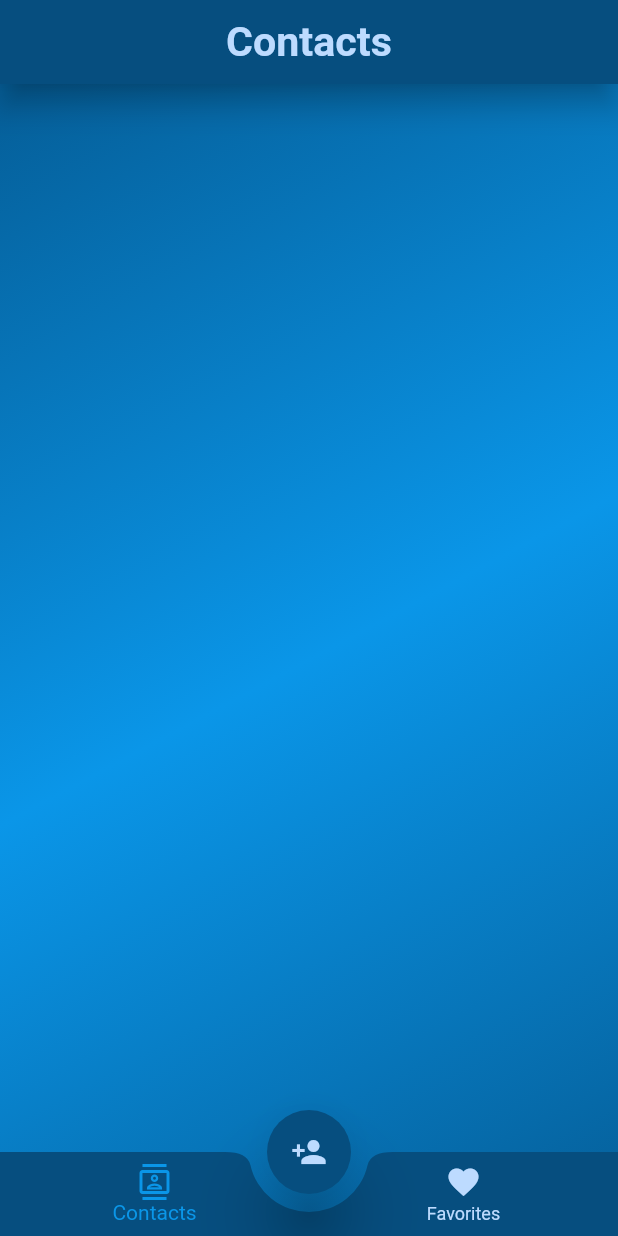
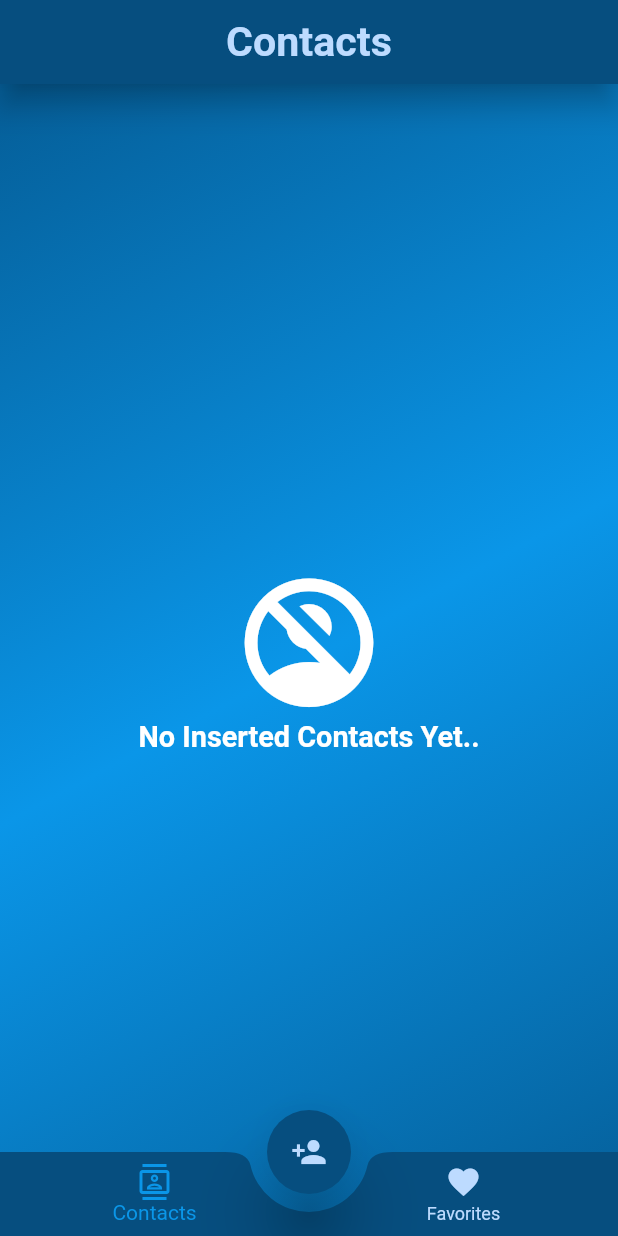
Before and after one commit to AsemAmmar99/easy_contacts, a Flutter app: the screen it shows after launch, on a phone screen of 412 x 824 dp. Run offline on Flutter 3.47's test engine with Material 2 defaults, Android fonts, the light colour scheme and no system bars; our stand-ins replace country_code_picker, flutter_bloc, sizer, sqflite; accounts and stored records are empty; statements that could not run were skipped.

Commit message:
half of session

```diff
--- a/lib/business_logic/app_state.dart
+++ b/lib/business_logic/app_state.dart
@@ -15,3 +15,9 @@ class AppGetContactsLoadingState extends AppState {}
 class AppGetContactsDoneState extends AppState {}
 
 class AppInsertContactsDoneState extends AppState {}
+
+class AppAddOrRemoveFavoriteState extends AppState {}
+
+class AppEditContactState extends AppState {}
+
+class AppDeleteContactState extends AppState {}
--- a/lib/presentation/screens/contacts/contacts_screen.dart
+++ b/lib/presentation/screens/contacts/contacts_screen.dart
@@ -1,4 +1,7 @@
+import 'package:easy_contacts/business_logic/app_cubit.dart';
+import 'package:easy_contacts/presentation/views/contacts_lists_builder.dart';
 import 'package:flutter/material.dart';
+import 'package:flutter_bloc/flutter_bloc.dart';
 
 class ContactsScreen extends StatefulWidget {
   const ContactsScreen({Key? key}) : super(key: key);
@@ -8,8 +11,26 @@ class ContactsScreen extends StatefulWidget {
 }
 
 class _ContactsScreenState extends State<ContactsScreen> {
+  late List<Map> contactsList;
+
+  @override
+  void didChangeDependencies() {
+    contactsList = AppCubit
+        .get(context)
+        .contacts;
+    super.didChangeDependencies();
+  }
+
   @override
   Widget build(BuildContext context) {
-    return Container();
+    return BlocBuilder<AppCubit, AppState>(
+      builder: (context, state) {
+        return ContactsListsBuilder(
+          contacts: contactsList,
+          noContactsText: 'No Inserted Contacts Yet..',
+          contactType: 'all',
+        );
+      },
+    );
   }
 }
--- a/lib/presentation/screens/home/home_layout.dart
+++ b/lib/presentation/screens/home/home_layout.dart
@@ -33,8 +33,8 @@ class _HomeLayoutState extends State<HomeLayout> {
   @override
   Widget build(BuildContext context) {
     return BlocConsumer<AppCubit, AppState>(
-      listener: (context, state){
-        if(state is AppInsertContactsDoneState){
+      listener: (context, state) {
+        if (state is AppInsertContactsDoneState) {
           Navigator.pop(context);
         }
       },
@@ -53,7 +53,9 @@ class _HomeLayoutState extends State<HomeLayout> {
               textSize: 20.sp,
             ),
           ),
-          body: Stack(children: [
+          body: BlocBuilder<AppCubit, AppState>(
+            builder: (context, state) {
+              return Stack(children: [
                 Container(
                   decoration: const BoxDecoration(
                       gradient: LinearGradient(
@@ -63,13 +65,17 @@ class _HomeLayoutState extends State<HomeLayout> {
                   )),
                 ),
                 cubit.screens[cubit.currentIndex],
-          ]),
+              ]);
+            },
+          ),
           floatingActionButton: FloatingActionButton(
-            onPressed: () async{
+            onPressed: () async {
               if (cubit.isBottomSheetShown) {
-                if(_formKey.currentState!.validate()) {
-                  await cubit.insertAccount(name: nameController.text,
-                      phoneNumber: '${myCountryCode.dialCode}${phoneController.text}');
+                if (_formKey.currentState!.validate()) {
+                  await cubit.insertContact(
+                      name: nameController.text,
+                      phoneNumber:
+                          '${myCountryCode.dialCode}${phoneController.text}');
                   nameController.text = '';
                   phoneController.text = '';
                 }
@@ -78,11 +84,11 @@ class _HomeLayoutState extends State<HomeLayout> {
                     isShown: true, icon: Icons.add_box_outlined);
                 _scaffoldKey.currentState!
                     .showBottomSheet(
-                      (context) =>
-                          Wrap(children: [
+                      (context) => Wrap(children: [
                         Container(
                           color: darkSkyBlue,
-                          padding: EdgeInsets.symmetric(vertical: 2.h, horizontal: 3.w),
+                          padding: EdgeInsets.symmetric(
+                              vertical: 2.h, horizontal: 3.w),
                           child: Form(
                             key: _formKey,
                             child: Column(
@@ -101,7 +107,8 @@ class _HomeLayoutState extends State<HomeLayout> {
                                       return null;
                                     },
                                     textColor: white,
-                                    prefixIcon: const Icon(Icons.title_outlined),
+                                    prefixIcon:
+                                        const Icon(Icons.title_outlined),
                                     hintText: 'Contact Name',
                                   ),
                                 ),
@@ -116,7 +123,7 @@ class _HomeLayoutState extends State<HomeLayout> {
                                   labelText: 'Contact Phone Number',
                                   textColor: white,
                                   labelColor: lightBlue,
-                                  onChange: (countryCode){
+                                  onChange: (countryCode) {
                                     myCountryCode = countryCode;
                                   },
                                 ),
@@ -124,8 +131,7 @@ class _HomeLayoutState extends State<HomeLayout> {
                             ),
                           ),
                         ),
-                      ]
-                          ),
+                      ]),
                     )
                     .closed
                     .then(
--- /dev/null
+++ b/lib/presentation/views/contacts_lists_builder.dart
@@ -0,0 +1,51 @@
+import 'package:easy_contacts/presentation/styles/colors.dart';
+import 'package:easy_contacts/presentation/views/contacts_list_item.dart';
+import 'package:flutter/material.dart';
+import 'package:sizer/sizer.dart';
+
+import '../widgets/default_lists_separator.dart';
+import '../widgets/default_text.dart';
+
+class ContactsListsBuilder extends StatelessWidget {
+  final List<Map> contacts;
+  final String noContactsText;
+  final String contactType;
+
+  const ContactsListsBuilder(
+      {Key? key,
+      required this.contacts,
+      required this.noContactsText,
+      required this.contactType})
+      : super(key: key);
+
+  @override
+  Widget build(BuildContext context) {
+    return Visibility(
+      visible: contacts.isNotEmpty,
+      replacement: Center(
+        child: Column(
+          mainAxisAlignment: MainAxisAlignment.center,
+          children: [
+            Icon(
+              Icons.no_accounts,
+              size: 75.sp,
+              color: white,
+            ),
+            DefaultText(
+              text: noContactsText,
+              textSize: 14.sp,
+              weight: FontWeight.bold,
+              textColor: white,
+            ),
+          ],
+        ),
+      ),
+      child: ListView.separated(
+        itemBuilder: (context, index) =>
+            ContactsListItem(contactModel: contacts[index]),
+        separatorBuilder: (context, index) => const DefaultListsSeparator(),
+        itemCount: contacts.length,
+      ),
+    );
+  }
+}
```
Also changed, not shown: lib/business_logic/app_cubit.dart (+39 -2 lines), lib/presentation/views/contacts_list_item.dart (added, +85 -0 lines), lib/presentation/widgets/default_lists_separator.dart (added, +17 -0 lines). Lines whose indentation alone changed are shown as unchanged.
